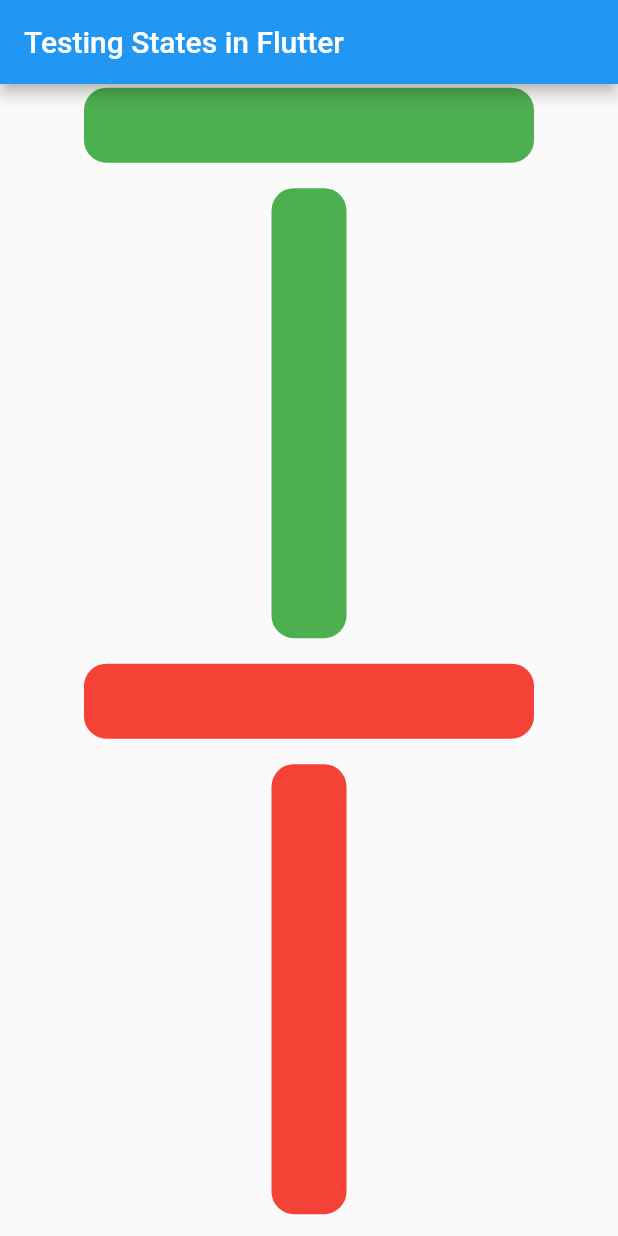
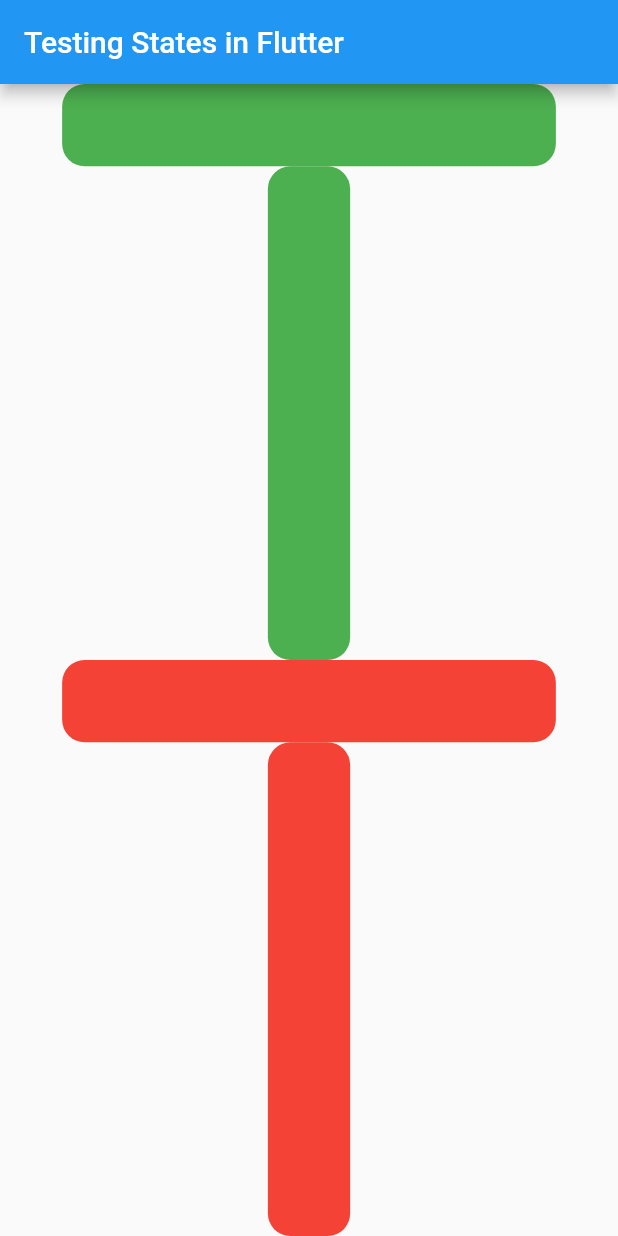
Before and after one commit to Chuset21/Labyrinth-Maker-Flutter, a Flutter app: the screen it shows after launch, on a phone screen of 412 x 824 dp. Run offline on Flutter 3.47's test engine with Material 2 defaults, Android fonts, the phone set to English and light mode, and no system bars.

Commit message:
Simplified barriers

```diff
--- a/lib/barrier/horizontal_barrier.dart
+++ b/lib/barrier/horizontal_barrier.dart
@@ -12,10 +12,8 @@ class HorizontalBarrier extends Barrier {
 class _HorizontalBarrierState extends BarrierState<HorizontalBarrier> {
   @override
   Widget build(BuildContext context) {
-    return AnimatedContainer(
-      height: 50.0,
-      width: 300.0,
-      color: Colors.transparent,
+    return AspectRatio(
+      aspectRatio: 6 / 1,
       child: AnimatedContainer(
         decoration: BoxDecoration(
           color: super.isOccupied ? Colors.red : Colors.green,
@@ -24,8 +22,6 @@ class _HorizontalBarrierState extends BarrierState<HorizontalBarrier> {
         duration: const Duration(seconds: 1),
         curve: Curves.fastOutSlowIn,
       ),
-      duration: const Duration(seconds: 1),
-      curve: Curves.fastOutSlowIn,
     );
   }
 }
--- a/lib/barrier/vertical_barrier.dart
+++ b/lib/barrier/vertical_barrier.dart
@@ -12,10 +12,8 @@ class VerticalBarrier extends Barrier {
 class _VerticalBarrierState extends BarrierState<VerticalBarrier> {
   @override
   Widget build(BuildContext context) {
-    return AnimatedContainer(
-      height: 300.0,
-      width: 50.0,
-      color: Colors.transparent,
+    return AspectRatio(
+        aspectRatio: 1 / 6,
         child: AnimatedContainer(
           decoration: BoxDecoration(
             color: super.isOccupied ? Colors.red : Colors.green,
@@ -24,8 +22,6 @@ class _VerticalBarrierState extends BarrierState<VerticalBarrier> {
           duration: const Duration(seconds: 1),
           curve: Curves.fastOutSlowIn,
         ),
-      duration: const Duration(seconds: 1),
-      curve: Curves.fastOutSlowIn,
     );
   }
 }
```
Also changed, not shown: lib/main.dart (+0 -9 lines). Lines whose indentation alone changed are shown as unchanged.
